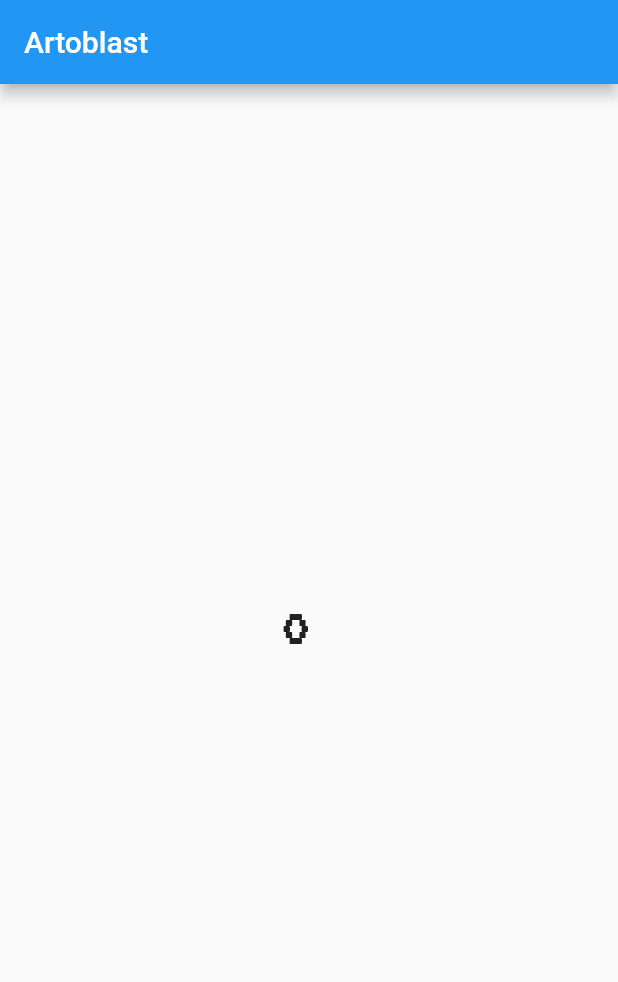
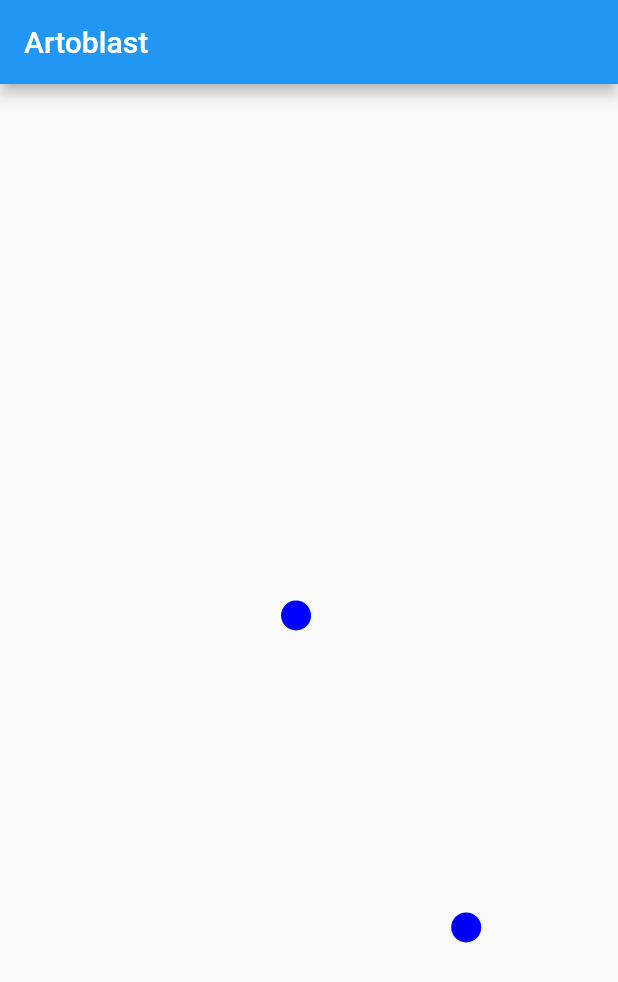
Before and after one commit to marti4ka/artoblast-flutter, a Flutter app: the screen it shows after launch, on a phone screen of 412 x 824 dp. Shown: the top 982 px of the screen. Run offline on Flutter 3.47's test engine with Material 2 defaults, Android fonts, the phone set to English and light mode, and no system bars.

Commit message:
🎱 Multiple balls possible

```diff
--- /dev/null
+++ b/lib/ball.dart
@@ -0,0 +1,85 @@
+
+import 'package:flutter/material.dart';
+
+class Ball extends StatefulWidget {
+  Offset begin;
+  Offset end;
+  int duration;
+
+  Ball(Offset begin, Offset end, int d) {
+    this.begin = begin;
+    this.end = end;
+    this.duration = d;
+  }
+
+  @override
+  BallState createState() => new BallState(begin, end, duration);
+}
+
+class BallState extends State<Ball> with SingleTickerProviderStateMixin {
+  Animation animation;
+  AnimationController animationController;
+  Offset begin;
+  Offset end;
+  int duration;
+
+  BallState(Offset begin, Offset end, int duration) {
+    this.begin = begin;
+    this.end = end;
+    this.duration = duration;
+  }
+
+  @override
+  void initState() {
+    super.initState();
+    animationController =
+        AnimationController(duration: Duration(seconds: duration), vsync: this);
+    animation = Tween<Offset>(begin: begin, end: end).animate(CurvedAnimation(
+        parent: animationController, curve: Curves.linear));
+
+    animationController.forward();
+    animationController.repeat();
+  }
+
+  @override
+  Widget build(BuildContext context) {
+    final double width = MediaQuery.of(context).size.width - 20;
+
+    // heigth - appBar.height
+    final double height = MediaQuery.of(context).size.height - MediaQuery.of(context).padding.bottom * 2;
+
+    return AnimatedBuilder(
+      animation: animationController,
+      builder: (BuildContext context, Widget child) {
+        return Transform(
+          transform: Matrix4.translationValues(
+            getValue(animation.value.dx, width)+10,
+            getValue(animation.value.dy, height), 0.0),
+          child: GestureDetector(
+            onTap: animationController.stop,
+            child: Container(
+              width: 20.0,
+              height: 20.0,
+              decoration: BoxDecoration(
+                color: const Color.fromRGBO(0, 0, 255, 1.0),
+                borderRadius: BorderRadius.circular(20.0),
+              ),
+            )
+          )
+        );
+      }
+    );
+  }
+
+  num getValue(num x, num y) {
+    num whole = x.floor();
+    num rest = x - whole;
+    if(whole % 2 == 0) {
+      // goind right or down
+      return (rest - 0.5) * y;
+    } else {
+      // goind left or up
+      return (- rest + 0.5) * y;
+    }
+  }
+}
--- a/lib/main.dart
+++ b/lib/main.dart
@@ -1,5 +1,5 @@
+import 'package:Artoblast/ball.dart';
 import 'package:flutter/material.dart';
-import 'package:flutter/animation.dart';
 
 void main() => runApp(new Artoblast());
 
@@ -16,63 +16,29 @@ class GameArea extends StatefulWidget {
 }
 
 class GameState extends State<GameArea> with SingleTickerProviderStateMixin {
-  // TODO this should have array of balls
-  // TODO each ball should have an animation and animationController
-  Animation animation;
-  AnimationController animationController;
+  // we will have playing, exploding, finished
 
   @override
-  void initState() {
+  initState() {
     super.initState();
-
-    animationController =
-        AnimationController(duration: Duration(seconds: 50), vsync: this);
-    animation = Tween<Offset>(begin: const Offset(1.23, 0.6), end: const Offset(9.23, 6.6)).animate(CurvedAnimation(
-        parent: animationController, curve: Curves.linear));
-
-    animationController.forward();
-    animationController.repeat();
   }
 
   @override
   Widget build(BuildContext context) {
     AppBar appBar = AppBar(title: Text('Artoblast'));
-    final double appBarHeight = appBar.preferredSize.height * 2;
-
-    final double width = MediaQuery.of(context).size.width;
-    final double height = MediaQuery.of(context).size.height;
-
-    return AnimatedBuilder(
-        animation: animationController,
-        builder: (BuildContext context, Widget child) {
-          return Scaffold(
-            appBar: appBar,
-            body: Transform(
-              transform: Matrix4.translationValues(
-                getValue(animation.value.dx, width - 10),
-                getValue(animation.value.dy, height - appBarHeight), 0.0),
-              child: new Center (
-                child: GestureDetector(
-                onTap: animationController.stop,
-                child: Container(
-                  child: Text('o', style: TextStyle(fontSize: 50.0, fontFamily: 'VT323'))
-                )
-              )
-              )
-            )
-          );
-        });
-  }
-
-  num getValue(num x, num y) {
-    num whole = x.floor();
-    num rest = x - whole;
-    if(whole % 2 == 0) {
-      // goind right or down
-      return (rest - 0.5) * y;
-    } else {
-      // goind left or up
-      return (- rest + 0.5) * y;
-    }
+    return Scaffold(
+      appBar: appBar,
+      body: Container(
+        child: Center(
+          child: Row(
+            mainAxisAlignment: MainAxisAlignment.center,
+            children: <Widget>[
+              Ball(Offset(1.23, 0.6), Offset(9.23, 6.6), 50),
+              Ball(Offset(1.0, 1.0), Offset(3.0, 3.0), 55),
+            ],
+          ),
+        )
+      )
+    );
   }
 }
```
